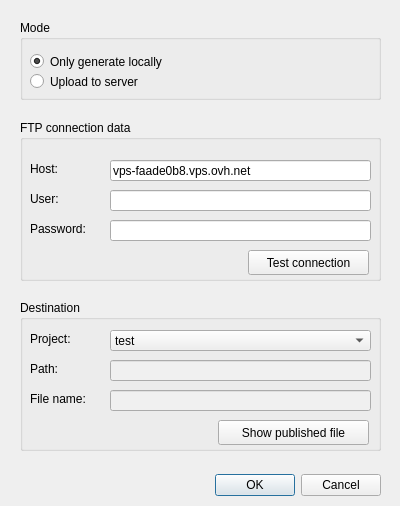
geraldo/layertree2json, file qgs_layer_parser_dialog_base.ui: the form before one commit.
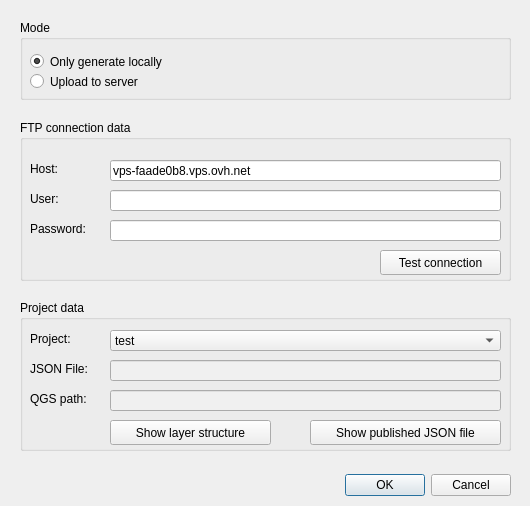
The form after the commit. Custom widgets are drawn as their Qt base class.

Commit message: upload QGS file to server by FTP, fix #4

```diff
--- a/qgs_layer_parser_dialog_base.ui
+++ b/qgs_layer_parser_dialog_base.ui
@@ -6,7 +6,7 @@
    <rect>
     <x>0</x>
     <y>0</y>
-    <width>400</width>
+    <width>530</width>
     <height>506</height>
    </rect>
   </property>
@@ -18,7 +18,7 @@
     <rect>
      <x>20</x>
      <y>470</y>
-     <width>361</width>
+     <width>491</width>
      <height>30</height>
     </rect>
    </property>
@@ -40,7 +40,7 @@
     <rect>
      <x>20</x>
      <y>120</y>
-     <width>361</width>
+     <width>491</width>
      <height>161</height>
     </rect>
    </property>
@@ -91,7 +91,7 @@
      <rect>
       <x>90</x>
       <y>40</y>
-      <width>261</width>
+      <width>391</width>
       <height>21</height>
      </rect>
     </property>
@@ -104,7 +104,7 @@
      <rect>
       <x>90</x>
       <y>70</y>
-      <width>261</width>
+      <width>391</width>
       <height>21</height>
      </rect>
     </property>
@@ -117,7 +117,7 @@
      <rect>
       <x>90</x>
       <y>100</y>
-      <width>261</width>
+      <width>391</width>
       <height>21</height>
      </rect>
     </property>
@@ -128,7 +128,7 @@
    <widget class="QPushButton" name="buttonTest">
     <property name="geometry">
      <rect>
-      <x>228</x>
+      <x>360</x>
       <y>130</y>
       <width>121</width>
       <height>25</height>
@@ -144,24 +144,24 @@
     <rect>
      <x>20</x>
      <y>300</y>
-     <width>361</width>
+     <width>491</width>
      <height>151</height>
     </rect>
    </property>
    <property name="title">
-    <string>Destination</string>
+    <string>Project data</string>
    </property>
    <widget class="QLabel" name="labelPath">
     <property name="geometry">
      <rect>
       <x>10</x>
       <y>60</y>
-      <width>67</width>
+      <width>81</width>
       <height>17</height>
      </rect>
     </property>
     <property name="text">
-     <string>Path:</string>
+     <string>JSON File:</string>
     </property>
    </widget>
    <widget class="QLabel" name="labelFilename">
@@ -174,7 +174,7 @@
      </rect>
     </property>
     <property name="text">
-     <string>File name:</string>
+     <string>QGS path:</string>
     </property>
    </widget>
    <widget class="QLineEdit" name="inputPath">
@@ -182,7 +182,7 @@
      <rect>
       <x>90</x>
       <y>60</y>
-      <width>261</width>
+      <width>391</width>
       <height>21</height>
      </rect>
     </property>
@@ -204,7 +204,7 @@
      <rect>
       <x>90</x>
       <y>90</y>
-      <width>261</width>
+      <width>391</width>
       <height>21</height>
      </rect>
     </property>
@@ -233,14 +233,14 @@
    <widget class="QPushButton" name="buttonShow">
     <property name="geometry">
      <rect>
-      <x>198</x>
+      <x>290</x>
       <y>120</y>
-      <width>151</width>
+      <width>191</width>
       <height>25</height>
      </rect>
     </property>
     <property name="text">
-     <string>Show published file</string>
+     <string>Show published JSON file</string>
     </property>
    </widget>
    <widget class="QLabel" name="labelProject">
@@ -261,7 +261,7 @@
      <rect>
       <x>90</x>
       <y>30</y>
-      <width>261</width>
+      <width>391</width>
       <height>21</height>
      </rect>
     </property>
@@ -281,13 +281,26 @@
      </property>
     </item>
    </widget>
+   <widget class="QPushButton" name="buttonShow_2">
+    <property name="geometry">
+     <rect>
+      <x>90</x>
+      <y>120</y>
+      <width>161</width>
+      <height>25</height>
+     </rect>
+    </property>
+    <property name="text">
+     <string>Show layer structure</string>
+    </property>
+   </widget>
   </widget>
   <widget class="QGroupBox" name="groupMode">
    <property name="geometry">
     <rect>
      <x>20</x>
      <y>20</y>
-     <width>361</width>
+     <width>491</width>
      <height>80</height>
     </rect>
    </property>
```
Left out of the diff: 8 changed lines with no effect on the pictures. The commit also changes 2 other files.
